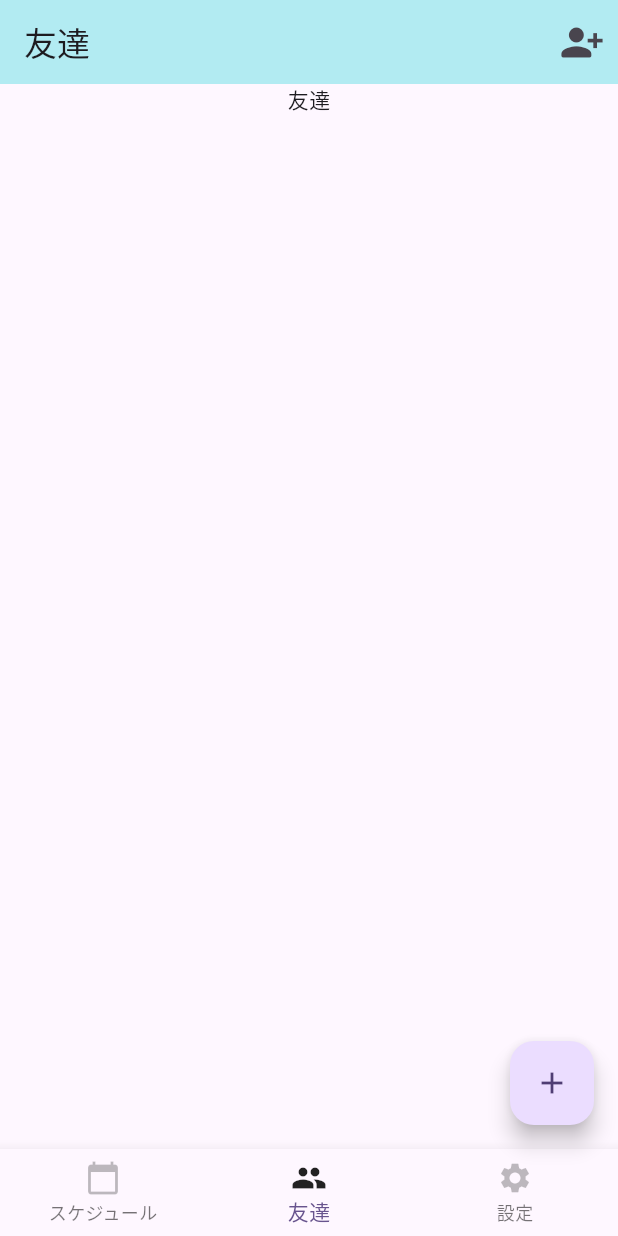
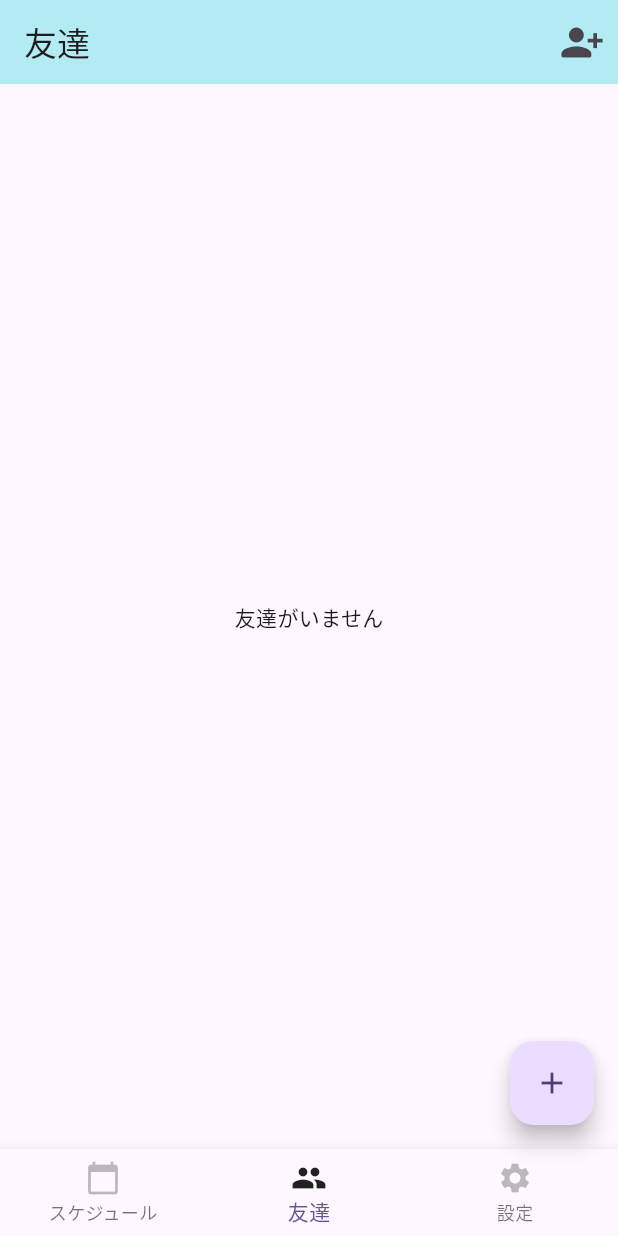
Before and after one commit to kawasaki-create/youniyou, a Flutter app: the screen it shows once a user with an empty profile is signed in, item 2 of the bottom bar chosen, on a phone screen of 412 x 824 dp. Run offline on Flutter 3.47's test engine with Material 3 defaults, Android fonts, the phone set to English and light mode, and no system bars; our stand-ins replace cloud_firestore, firebase_auth, firebase_core, flutter_hooks, google_sign_in, hooks_riverpod and 4 more; missing offline and left inert: dart:ffi; accounts and stored records are empty.

Commit message:
友達をリスト表示できるようにした

```diff
--- a/lib/routes/friends_route.dart
+++ b/lib/routes/friends_route.dart
@@ -15,6 +15,10 @@ class Friends extends HookConsumerWidget {
     final friends = useState([]);
 
     String name = _controller.text;
+
+    // Firestoreからデータを取得するStream
+    final Stream<QuerySnapshot> _friendsStream = FirebaseFirestore.instance.collection('friends').where('user_id', isEqualTo: user?.uid).snapshots();
+
     return Scaffold(
       appBar: AppBar(
         title: Text('友達'),
@@ -81,6 +85,8 @@ class Friends extends HookConsumerWidget {
                                       onPressed: () async {
                                         // データベースに追加
                                         await FirebaseFirestore.instance.collection('friends').add({'name': name, 'icon': '友達のアイコン', 'user_id': user?.uid});
+                                        _controller.clear();
+                                        Navigator.pop(context);
                                       },
                                       child: Text('追加'),
                                     ),
@@ -103,16 +109,39 @@ class Friends extends HookConsumerWidget {
           ),
         ],
       ),
-      body: SingleChildScrollView(
-        child: Column(
-          mainAxisAlignment: MainAxisAlignment.center,
-          children: [
-            Center(
-              child: Text('友達'),
-            ),
-            Text(user?.uid ?? '未ログイン'),
-          ],
-        ),
+      body: StreamBuilder<QuerySnapshot>(
+        stream: _friendsStream,
+        builder: (BuildContext context, AsyncSnapshot<QuerySnapshot> snapshot) {
+          if (snapshot.hasError) {
+            return Text('Error: ${snapshot.error}');
+          }
+
+          // if (snapshot.connectionState == ConnectionState.waiting) {
+          //   return Center(child: CircularProgressIndicator());
+          // }
+
+          if (!snapshot.hasData || snapshot.data!.docs.isEmpty) {
+            return Center(child: Text('友達がいません'));
+          }
+
+          return ListView(
+            children: snapshot.data!.docs.map((DocumentSnapshot document) {
+              Map<String, dynamic> data = document.data()! as Map<String, dynamic>;
+              return ListTile(
+                leading: Container(
+                  width: 50,
+                  height: 50,
+                  decoration: BoxDecoration(
+                    shape: BoxShape.circle,
+                    color: Colors.blue,
+                  ),
+                ),
+                title: Text(data['name']),
+                subtitle: Text(data['user_id']),
+              );
+            }).toList(),
+          );
+        },
       ),
     );
   }
```
